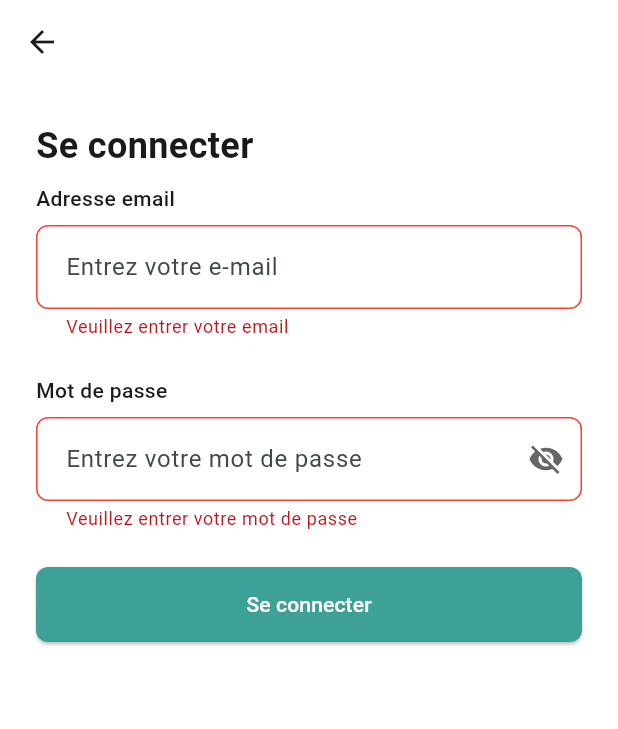
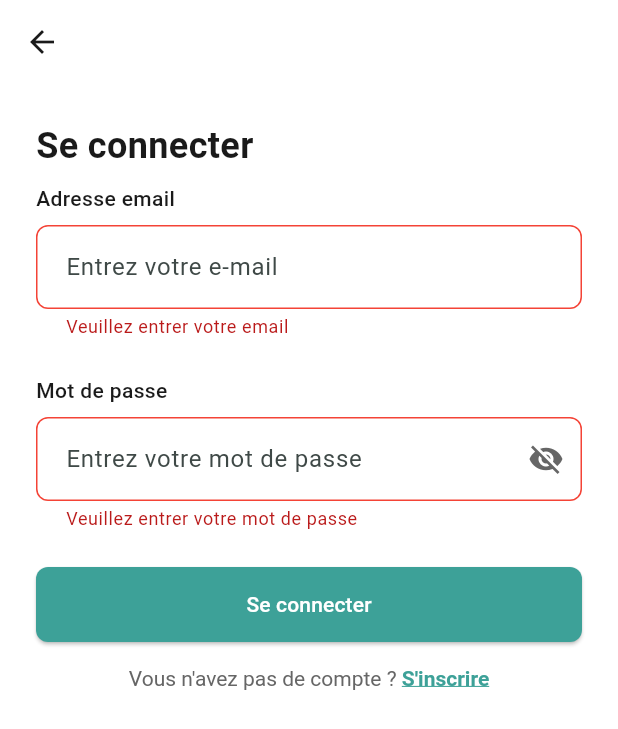
Before and after one commit to Nyaro1540/Front_mizara, a Flutter app: the screen it shows after launch, after a tap on "Passer", after a tap on "Se connecter", on a phone screen of 412 x 824 dp. Shown: the top 729 px of the screen. Run offline on Flutter 3.47's test engine with Material 3 defaults, Android fonts, the light colour scheme and no system bars; our stand-ins replace flutter_svg, get, pin_code_fields, smooth_page_indicator.

Commit message:
login et signup

```diff
--- a/lib/features/auth/presentation/pages/login_page.dart
+++ b/lib/features/auth/presentation/pages/login_page.dart
@@ -1,9 +1,11 @@
+import 'dart:async';
 import 'dart:convert';
 import 'package:flutter/material.dart';
 import 'package:get/get.dart';
 import 'package:http/http.dart' as http;
 import 'package:mizara/core/theme/app_theme.dart';
 import 'package:mizara/shared/widgets/custom_text_field.dart';
+import 'package:mizara/features/auth/presentation/pages/signup_page.dart';
 
 class LoginPage extends StatefulWidget {
   const LoginPage({super.key});
@@ -17,10 +19,18 @@ class _LoginPageState extends State<LoginPage> {
   final _emailController = TextEditingController();
   final _passwordController = TextEditingController();
   bool _obscurePassword = true;
+  bool _isLoading = false;
 
   Future<void> _login() async {
-    if (_formKey.currentState!.validate()) {
-      final response = await http.post(
+    if (!_formKey.currentState!.validate()) return;
+
+    setState(() {
+      _isLoading = true;
+    });
+
+    try {
+      final response = await http
+          .post(
             Uri.parse('http://127.0.0.1:8000/login/'),
             headers: <String, String>{
               'Content-Type': 'application/json; charset=UTF-8',
@@ -29,7 +39,8 @@ class _LoginPageState extends State<LoginPage> {
               'email': _emailController.text,
               'password': _passwordController.text,
             }),
-      );
+          )
+          .timeout(const Duration(seconds: 10));
 
       if (response.statusCode == 200) {
         final responseData = jsonDecode(response.body);
@@ -40,6 +51,17 @@ class _LoginPageState extends State<LoginPage> {
       } else {
         Get.snackbar('Erreur', 'Email ou mot de passe incorrect');
       }
+    } on http.ClientException catch (e) {
+      Get.snackbar('Erreur réseau', 'Impossible de se connecter au serveur');
+    } on TimeoutException catch (e) {
+      Get.snackbar('Erreur', 'Le serveur met trop de temps à répondre');
+    } catch (e) {
+      Get.snackbar(
+          'Erreur', 'Une erreur inattendue s\'est produite: ${e.toString()}');
+    } finally {
+      setState(() {
+        _isLoading = false;
+      });
     }
   }
 
@@ -113,8 +135,42 @@ class _LoginPageState extends State<LoginPage> {
                 ),
                 const SizedBox(height: 24),
                 ElevatedButton(
-                  onPressed: _login,
-                  child: const Text('Se connecter'),
+                  onPressed: _isLoading ? null : _login,
+                  child: _isLoading
+                      ? const SizedBox(
+                          width: 20,
+                          height: 20,
+                          child: CircularProgressIndicator(
+                            strokeWidth: 2,
+                            valueColor:
+                                AlwaysStoppedAnimation<Color>(Colors.white),
+                          ),
+                        )
+                      : const Text('Se connecter'),
+                ),
+                const SizedBox(height: 16),
+                Center(
+                  child: GestureDetector(
+                    onTap: () {
+                      Get.to(() => const SignupPage());
+                    },
+                    child: RichText(
+                      text: TextSpan(
+                        text: 'Vous n\'avez pas de compte ? ',
+                        style: AppTheme.subtitleStyle,
+                        children: const [
+                          TextSpan(
+                            text: 'S\'inscrire',
+                            style: TextStyle(
+                              color: AppTheme.primaryColor,
+                              fontWeight: FontWeight.bold,
+                              decoration: TextDecoration.underline,
+                            ),
+                          ),
+                        ],
+                      ),
+                    ),
+                  ),
                 ),
               ],
             ),
```
Also changed, not shown: lib/features/auth/presentation/pages/signup_page.dart (+41 -106 lines). Lines whose indentation alone changed are shown as unchanged.
